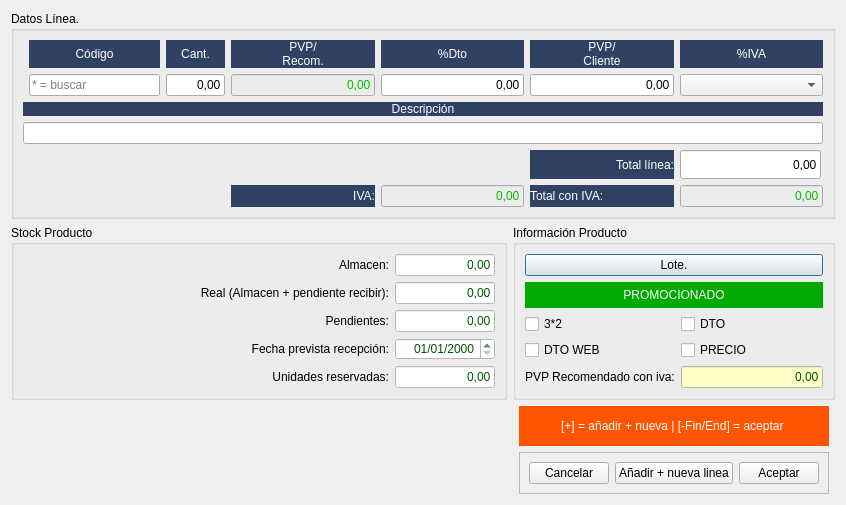
The window that Auxiliares/frmeditline.ui (arcnexus/RedFoX) describes before a commit, drawn with Qt 5.
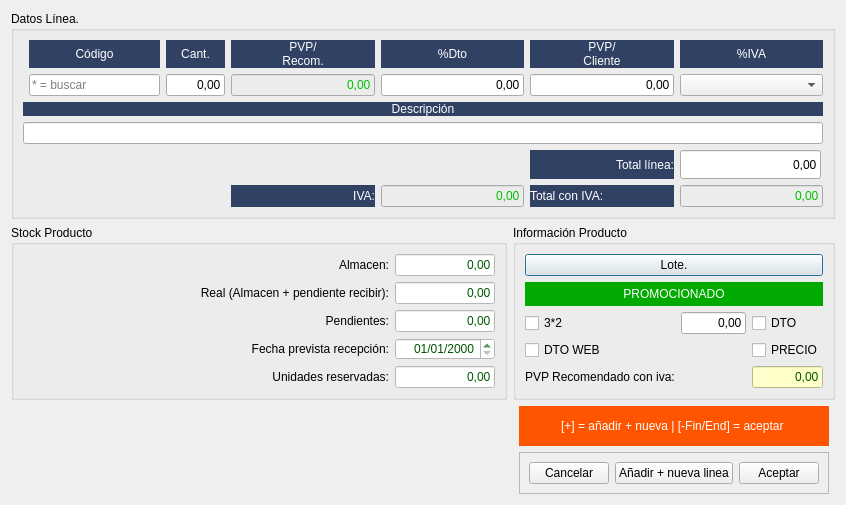
The same window after the commit. Icons and pictures are not drawn.

Commit message: fix calculos lineas detalle

What changed in the file:
```diff
--- a/Auxiliares/frmeditline.ui
+++ b/Auxiliares/frmeditline.ui
@@ -37,7 +37,7 @@
         </property>
        </widget>
       </item>
-      <item row="4" column="1">
+      <item row="4" column="2">
        <widget class="QLineEdit" name="txtPvp_conIva">
         <property name="enabled">
          <bool>false</bool>
@@ -54,7 +54,7 @@
         </property>
        </widget>
       </item>
-      <item row="1" column="0" colspan="2">
+      <item row="1" column="0" colspan="3">
        <widget class="QLabel" name="lblpromocionado">
         <property name="enabled">
          <bool>true</bool>
@@ -77,7 +77,7 @@
         </property>
        </widget>
       </item>
-      <item row="2" column="1">
+      <item row="2" column="2">
        <widget class="QCheckBox" name="chkdto">
         <property name="enabled">
          <bool>true</bool>
@@ -104,7 +104,7 @@
         </property>
        </widget>
       </item>
-      <item row="3" column="1">
+      <item row="3" column="2">
        <widget class="QCheckBox" name="chkprecio">
         <property name="enabled">
          <bool>true</bool>
@@ -114,7 +114,7 @@
         </property>
        </widget>
       </item>
-      <item row="0" column="0" colspan="2">
+      <item row="0" column="0" colspan="3">
        <widget class="QPushButton" name="btnLote">
         <property name="text">
          <string>Lote.</string>
@@ -131,6 +131,16 @@
         </property>
        </widget>
       </item>
+      <item row="2" column="1">
+       <widget class="QLineEdit" name="txt_cant_regalo">
+        <property name="text">
+         <string>0,00</string>
+        </property>
+        <property name="alignment">
+         <set>Qt::AlignRight|Qt::AlignTrailing|Qt::AlignVCenter</set>
+        </property>
+       </widget>
+      </item>
      </layout>
     </widget>
    </item>
```
The commit also changes 2 other files.
